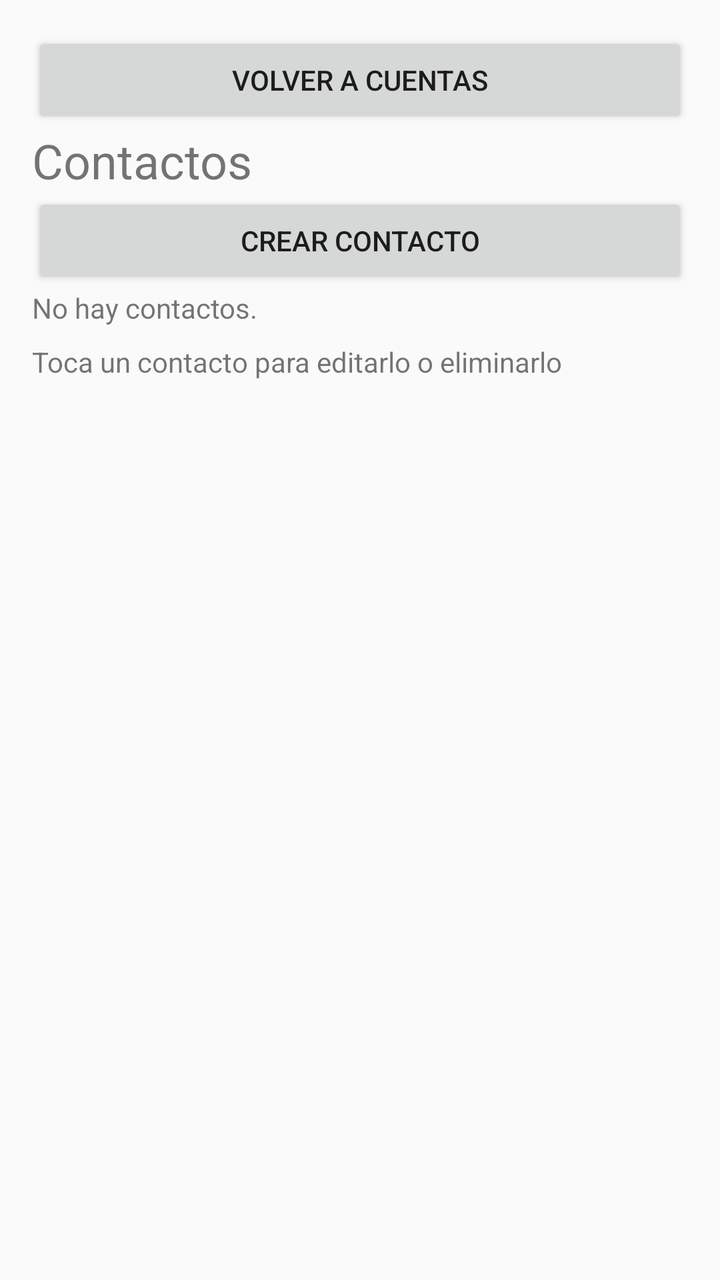
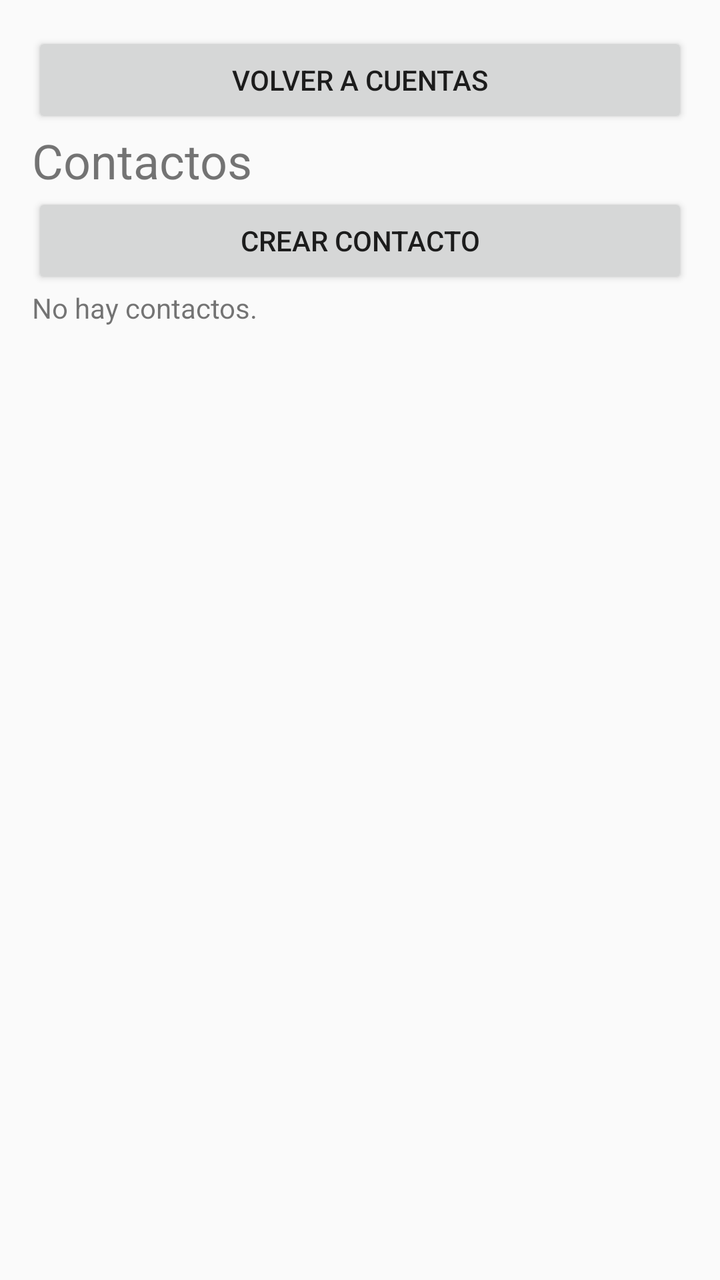

An Android layout rendered at two revisions. The XML below is the earlier revision; the diff shows what the commit changed to produce the second picture.
<!-- AndroidManifest.xml: application theme android:Theme.Material.Light.NoActionBar -->
<!-- res/layout/activity_contactos.xml -->
<?xml version="1.0" encoding="utf-8"?>
<LinearLayout xmlns:android="http://schemas.android.com/apk/res/android" android:id="@+id/root" android:layout_width="match_parent" android:layout_height="match_parent" android:orientation="vertical" android:padding="16dp">
<Button android:id="@+id/volver" android:layout_width="match_parent" android:layout_height="wrap_content" android:text="Volver a cuentas" /><TextView android:layout_width="match_parent" android:layout_height="wrap_content" android:text="Contactos" android:textSize="24sp" /><Button android:id="@+id/crear_contacto" android:layout_width="match_parent" android:layout_height="wrap_content" android:text="Crear contacto" /><TextView android:layout_width="match_parent" android:layout_height="wrap_content" android:text="No hay contactos." android:id="@+id/vacio" /><TextView android:layout_width="match_parent" android:layout_height="wrap_content" android:text="Toca un contacto para editarlo o eliminarlo" android:paddingVertical="8dp" /><ListView android:id="@+id/contactos" android:layout_width="match_parent" android:layout_height="0dp" android:layout_weight="1" />
</LinearLayout>
<!-- resources referenced by this layout -->
<resources>

</resources>

<!-- the commit's change to res/layout/activity_contactos.xml (unified diff, before → after) -->
@@ -1,4 +1,4 @@
 <?xml version="1.0" encoding="utf-8"?>
 <LinearLayout xmlns:android="http://schemas.android.com/apk/res/android" android:id="@+id/root" android:layout_width="match_parent" android:layout_height="match_parent" android:orientation="vertical" android:padding="16dp">
-<Button android:id="@+id/volver" android:layout_width="match_parent" android:layout_height="wrap_content" android:text="Volver a cuentas" /><TextView android:layout_width="match_parent" android:layout_height="wrap_content" android:text="Contactos" android:textSize="24sp" /><Button android:id="@+id/crear_contacto" android:layout_width="match_parent" android:layout_height="wrap_content" android:text="Crear contacto" /><TextView android:layout_width="match_parent" android:layout_height="wrap_content" android:text="No hay contactos." android:id="@+id/vacio" /><TextView android:layout_width="match_parent" android:layout_height="wrap_content" android:text="Toca un contacto para editarlo o eliminarlo" android:paddingVertical="8dp" /><ListView android:id="@+id/contactos" android:layout_width="match_parent" android:layout_height="0dp" android:layout_weight="1" />
+<Button android:id="@+id/volver" android:layout_width="match_parent" android:layout_height="wrap_content" android:text="Volver a cuentas" /><TextView android:layout_width="match_parent" android:layout_height="wrap_content" android:text="Contactos" android:textSize="24sp" /><Button android:id="@+id/crear_contacto" android:layout_width="match_parent" android:layout_height="wrap_content" android:text="Crear contacto" /><TextView android:layout_width="match_parent" android:layout_height="wrap_content" android:text="No hay contactos." android:id="@+id/vacio" /><ListView android:id="@+id/contactos" android:layout_width="match_parent" android:layout_height="0dp" android:layout_weight="1" />
 </LinearLayout>
